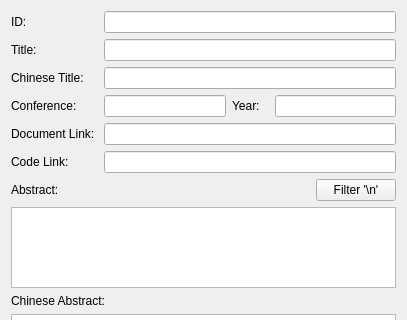
The window that tableeditdialog.ui (MaxDumbledore/PaperMetadataManager) describes before a commit, drawn with Qt 5; both pictures show x 0 to 407 and y 0 to 320 of the 407 by 620 pixel window.
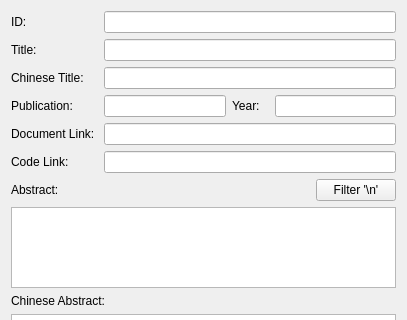
The same window after the commit.

What changed in the file:
```diff
--- a/tableeditdialog.ui
+++ b/tableeditdialog.ui
@@ -206,7 +206,7 @@
    <item row="3" column="0">
     <widget class="QLabel" name="label_4">
      <property name="text">
-      <string>Conference: </string>
+      <string>Publication: </string>
      </property>
     </widget>
    </item>
```
Left out of the diff: 2 changed lines with no effect on the pictures.
